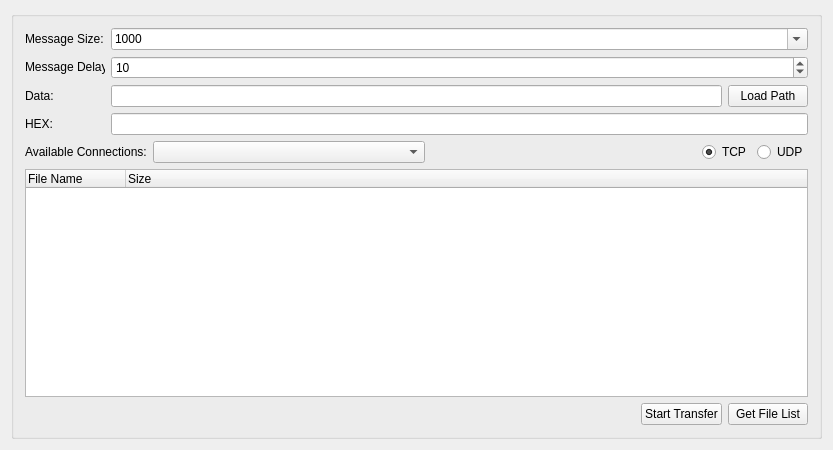
Before: the Qt Designer form src/PacketSender/PacketSenderWidget.ui in BatikanHyt/PacketSender, drawn with Qt 5.
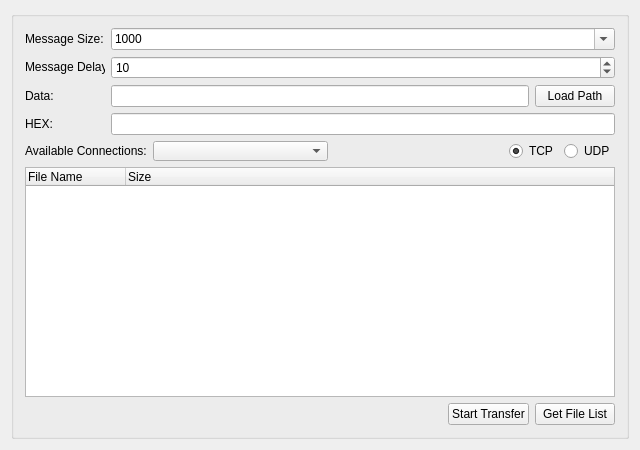
After: the same form once the commit is applied.

```diff
--- a/src/PacketSender/PacketSenderWidget.ui
+++ b/src/PacketSender/PacketSenderWidget.ui
@@ -6,7 +6,7 @@
    <rect>
     <x>0</x>
     <y>0</y>
-    <width>833</width>
+    <width>640</width>
     <height>450</height>
    </rect>
   </property>
@@ -217,11 +217,23 @@
         <item>
          <widget class="QComboBox" name="cbConnectionList">
           <property name="sizePolicy">
-           <sizepolicy hsizetype="Expanding" vsizetype="Fixed">
+           <sizepolicy hsizetype="Expanding" vsizetype="Preferred">
             <horstretch>0</horstretch>
             <verstretch>0</verstretch>
            </sizepolicy>
           </property>
+          <property name="minimumSize">
+           <size>
+            <width>145</width>
+            <height>20</height>
+           </size>
+          </property>
+          <property name="maximumSize">
+           <size>
+            <width>16777215</width>
+            <height>16777215</height>
+           </size>
+          </property>
           <property name="sizeAdjustPolicy">
            <enum>QComboBox::AdjustToContents</enum>
           </property>
```
